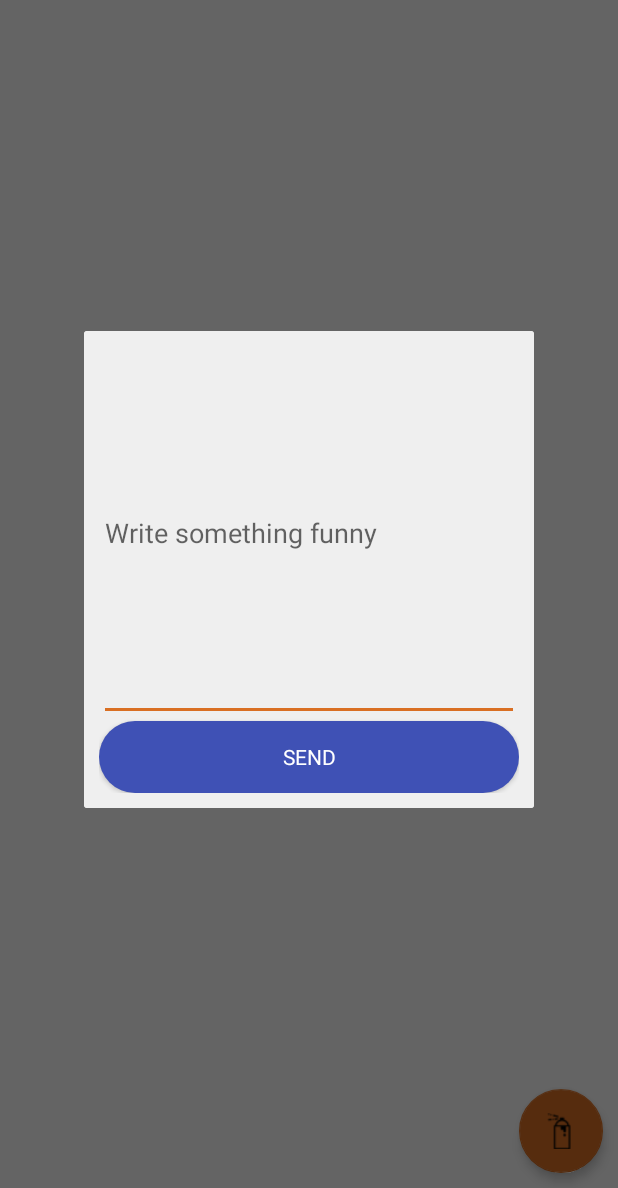
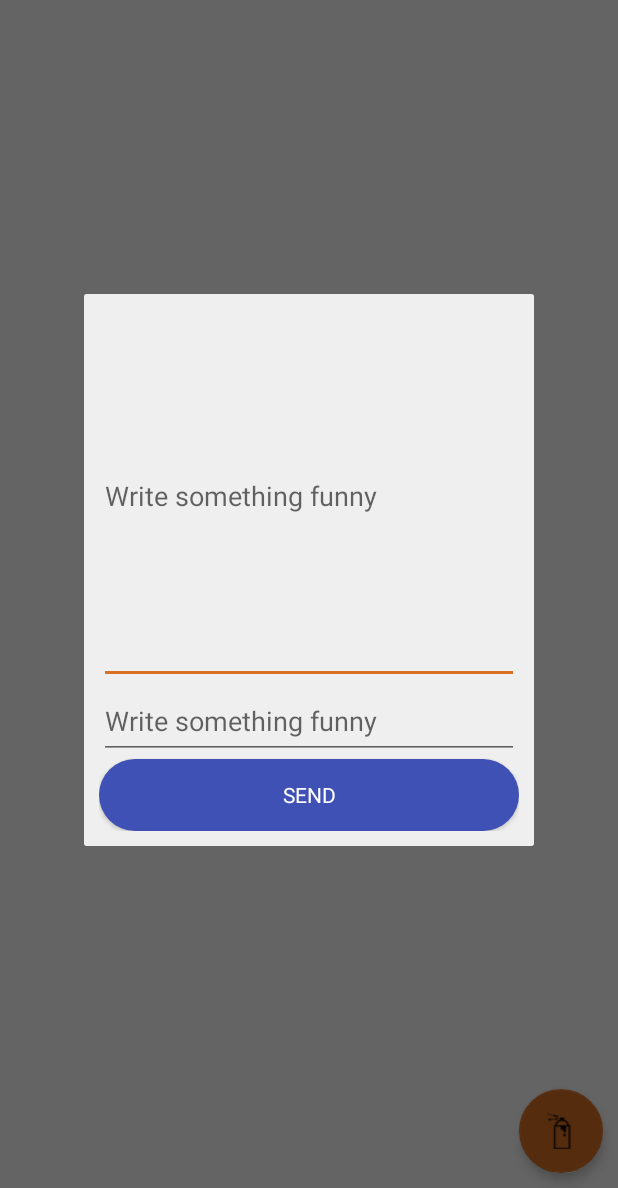
Before and after one commit to Halveringstid/GenericProject, an Android app: the screen it shows after launch (MapsActivity), after a tap on an icon or button, on a phone screen of 412 x 824 dp, the part 48-1236 px from its top. Run offline under Robolectric (Android 15) with nearby library versions, the phone set to English and light mode, and no system bars; our stand-ins replace Dagger/Hilt's generated code, RxJava, data binding; libraries missing offline, so code that uses them is left out: com.tbruyelle.rxpermissions2, io.realm; 6 statements that could not run were skipped.

Commit message:
Add author in message

```diff
--- a/app/src/main/java/me/rozkmin/generic/createmessage/NewMessageDialog.kt
+++ b/app/src/main/java/me/rozkmin/generic/createmessage/NewMessageDialog.kt
@@ -4,6 +4,7 @@ import android.os.Bundle
 import android.support.v4.app.DialogFragment
 import android.text.Editable
 import android.text.TextWatcher
+import android.util.Log
 import android.view.LayoutInflater
 import android.view.View
 import android.view.ViewGroup
@@ -20,7 +21,8 @@ class NewMessageDialog : DialogFragment() {
         }
     }
 
-    var submitFunction : (String)->Unit = {_->}
+    var submitFunction : (String,String)->Unit = {_,_->
+    }
 
     lateinit var binding: DialogNewMessageBinding
 
@@ -43,7 +45,9 @@ class NewMessageDialog : DialogFragment() {
                 s?.apply {
                     validate(this){
                         binding.dialogNewMessageSubmit.setOnClickListener {
-                            submitFunction.invoke(this.toString())
+                            val author = binding.dialogNewMessageAuthor.text.toString()
+                            Log.d("LOG", author)
+                            submitFunction.invoke(this.toString(),author)
                         }
                     }
                 }
--- a/app/src/main/java/me/rozkmin/generic/maps/MapsActivity.kt
+++ b/app/src/main/java/me/rozkmin/generic/maps/MapsActivity.kt
@@ -78,7 +78,7 @@ class MapsActivity : AppCompatActivity(), OnMapReadyCallback {
         fab.setOnClickListener {
             NewMessageDialog.newInstance()
                     .apply {
-                        submitFunction = {
+                        submitFunction = {content,author ->
 
                             val test = SharedPreferencesStorage(this@MapsActivity).getLastMessageTimestamp()
                             Log.d(TAG, (TimeUnit.MILLISECONDS.toMinutes(System.currentTimeMillis() - test.toLong())).toString())
@@ -86,10 +86,10 @@ class MapsActivity : AppCompatActivity(), OnMapReadyCallback {
                                 Log.d(TAG, "postingNewMessage: " + it)
                                 networkService.postNewMessage(
                                         NewMessageBody(
-                                                message = it,
+                                                message = content,
                                                 lat = locationProvider.getLastKnownLocation().latitude,
                                                 lon = locationProvider.getLastKnownLocation().longitude,
-                                                author = "Anon Anonowicz"
+                                                author = author
                                         ))
                                         .applySchedulers()
                                         .subscribe({
--- a/app/src/main/res/layout/dialog_new_message.xml
+++ b/app/src/main/res/layout/dialog_new_message.xml
@@ -16,6 +16,12 @@
             android:hint="@string/new_message_cta"
             android:id="@+id/dialog_new_message_content"/>
 
+        <EditText
+            android:layout_width="match_parent"
+            android:layout_height="50dp"
+            android:hint="@string/new_message_cta"
+            android:id="@+id/dialog_new_message_author"/>
+
         <Button
             android:layout_width="match_parent"
             android:layout_height="wrap_content"
```
